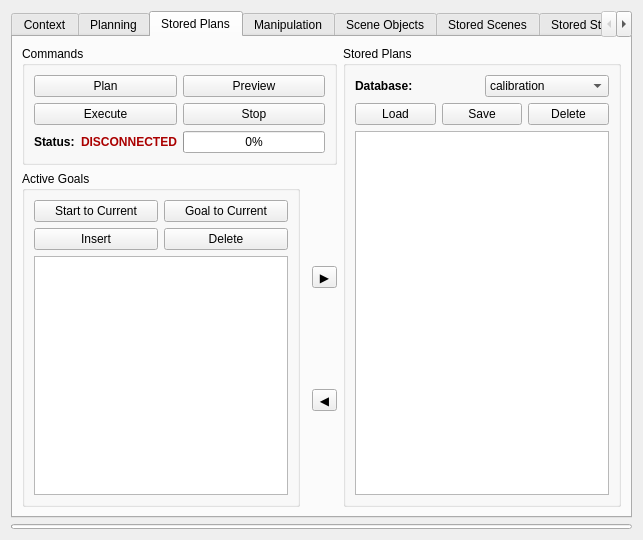
This is visualization/motion_planning_rviz_plugin/src/ui/motion_planning_rviz_plugin_frame.ui in ehuang3/moveit_ros as Qt 5 draws it before an edit. The edited form follows.
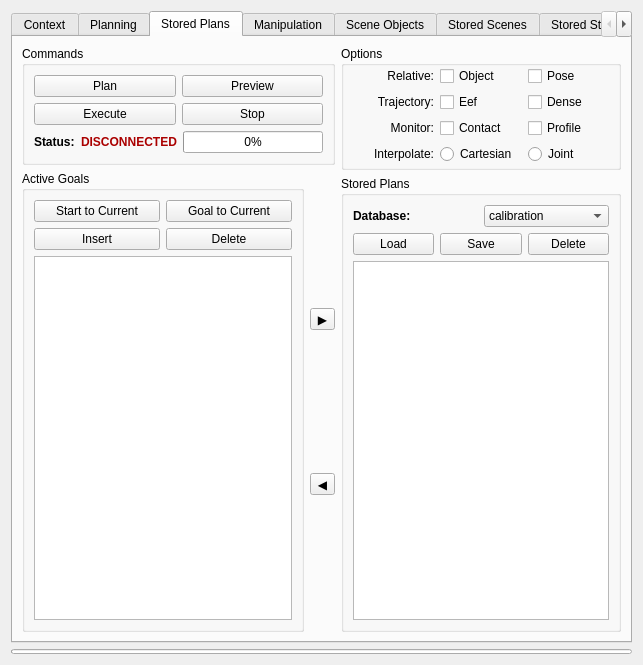
This is the edited form.

Commit message: Add options to stored plans UI

```diff
--- a/visualization/motion_planning_rviz_plugin/src/ui/motion_planning_rviz_plugin_frame.ui
+++ b/visualization/motion_planning_rviz_plugin/src/ui/motion_planning_rviz_plugin_frame.ui
@@ -7,7 +7,7 @@
     <x>0</x>
     <y>0</y>
     <width>643</width>
-    <height>540</height>
+    <height>665</height>
    </rect>
   </property>
   <property name="windowTitle">
@@ -702,11 +702,12 @@
        <string>Stored Plans</string>
       </attribute>
       <layout class="QGridLayout" name="gridLayout_19">
-       <item row="1" column="0" rowspan="2">
-        <layout class="QVBoxLayout" name="verticalLayout_14">
-         <item>
-          <layout class="QHBoxLayout" name="horizontalLayout_19">
-           <item>
+       <item row="0" column="0" rowspan="4">
+        <layout class="QGridLayout" name="gridLayout_22">
+         <property name="verticalSpacing">
+          <number>-1</number>
+         </property>
+         <item row="1" column="0">
             <widget class="QGroupBox" name="groupBox_18">
              <property name="title">
               <string>Active Goals</string>
@@ -716,6 +717,12 @@
                <layout class="QGridLayout" name="gridLayout_20">
                 <item row="1" column="1">
                  <widget class="QPushButton" name="goal_to_current_button">
+                <property name="sizePolicy">
+                 <sizepolicy hsizetype="Preferred" vsizetype="Fixed">
+                  <horstretch>0</horstretch>
+                  <verstretch>0</verstretch>
+                 </sizepolicy>
+                </property>
                   <property name="text">
                    <string>Goal to Current</string>
                   </property>
@@ -723,6 +730,12 @@
                 </item>
                 <item row="1" column="0">
                  <widget class="QPushButton" name="start_to_current_button">
+                <property name="sizePolicy">
+                 <sizepolicy hsizetype="Preferred" vsizetype="Fixed">
+                  <horstretch>0</horstretch>
+                  <verstretch>0</verstretch>
+                 </sizepolicy>
+                </property>
                   <property name="text">
                    <string>Start to Current</string>
                   </property>
@@ -730,6 +743,12 @@
                 </item>
                 <item row="2" column="0">
                  <widget class="QPushButton" name="push_button">
+                <property name="sizePolicy">
+                 <sizepolicy hsizetype="Preferred" vsizetype="Fixed">
+                  <horstretch>0</horstretch>
+                  <verstretch>0</verstretch>
+                 </sizepolicy>
+                </property>
                   <property name="text">
                    <string>Insert</string>
                   </property>
@@ -737,6 +756,12 @@
                 </item>
                 <item row="2" column="1">
                  <widget class="QPushButton" name="pop_button">
+                <property name="sizePolicy">
+                 <sizepolicy hsizetype="Preferred" vsizetype="Fixed">
+                  <horstretch>0</horstretch>
+                  <verstretch>0</verstretch>
+                 </sizepolicy>
+                </property>
                   <property name="text">
                    <string>Delete</string>
                   </property>
@@ -770,122 +795,15 @@
              </layout>
             </widget>
            </item>
-          </layout>
-         </item>
-        </layout>
-       </item>
-       <item row="0" column="3" rowspan="3">
-        <layout class="QVBoxLayout" name="verticalLayout_15">
-         <item>
-          <widget class="QGroupBox" name="groupBox_19">
-           <property name="title">
-            <string>Stored Plans</string>
+         <item row="1" column="1">
+          <layout class="QGridLayout" name="gridLayout_21">
+           <property name="sizeConstraint">
+            <enum>QLayout::SetDefaultConstraint</enum>
            </property>
-           <layout class="QVBoxLayout" name="verticalLayout_16">
-            <item>
-             <layout class="QHBoxLayout" name="horizontalLayout_17">
-              <item>
-               <widget class="QLabel" name="label_15">
-                <property name="sizePolicy">
-                 <sizepolicy hsizetype="Preferred" vsizetype="Preferred">
-                  <horstretch>0</horstretch>
-                  <verstretch>0</verstretch>
-                 </sizepolicy>
-                </property>
-                <property name="font">
-                 <font>
-                  <weight>75</weight>
-                  <italic>false</italic>
-                  <bold>true</bold>
-                 </font>
-                </property>
-                <property name="layoutDirection">
-                 <enum>Qt::LeftToRight</enum>
-                </property>
-                <property name="text">
-                 <string>Database:</string>
-                </property>
-                <property name="alignment">
-                 <set>Qt::AlignLeading|Qt::AlignLeft|Qt::AlignVCenter</set>
-                </property>
-               </widget>
-              </item>
-              <item>
-               <widget class="QComboBox" name="comboBox">
-                <item>
-                 <property name="text">
-                  <string>calibration</string>
-                 </property>
-                </item>
-                <item>
-                 <property name="text">
-                  <string>library</string>
-                 </property>
-                </item>
-               </widget>
-              </item>
-             </layout>
-            </item>
-            <item>
-             <layout class="QHBoxLayout" name="horizontalLayout_13">
-              <item>
-               <widget class="QPushButton" name="load_plans_button">
-                <property name="text">
-                 <string>Load</string>
-                </property>
-               </widget>
-              </item>
-              <item>
-               <widget class="QPushButton" name="save_plans_button">
-                <property name="text">
-                 <string>Save</string>
-                </property>
-               </widget>
-              </item>
-              <item>
-               <widget class="QPushButton" name="pushButton">
-                <property name="text">
-                 <string>Delete</string>
-                </property>
-               </widget>
-              </item>
-             </layout>
-            </item>
-            <item>
-             <widget class="QTreeWidget" name="stored_plans_tree">
-              <property name="dragEnabled">
-               <bool>true</bool>
-              </property>
-              <property name="dragDropMode">
-               <enum>QAbstractItemView::DragDrop</enum>
-              </property>
-              <property name="defaultDropAction">
-               <enum>Qt::MoveAction</enum>
-              </property>
-              <property name="headerHidden">
-               <bool>true</bool>
-              </property>
-              <attribute name="headerVisible">
-               <bool>false</bool>
-              </attribute>
-              <column>
-               <property name="text">
-                <string notr="true">1</string>
-               </property>
-              </column>
-             </widget>
-            </item>
-           </layout>
-          </widget>
-         </item>
-        </layout>
-       </item>
-       <item row="1" column="2" rowspan="2">
-        <layout class="QVBoxLayout" name="verticalLayout_13">
-         <item>
+           <item row="0" column="0">
           <widget class="QToolButton" name="active_to_stored_button">
            <property name="sizePolicy">
-            <sizepolicy hsizetype="Fixed" vsizetype="Fixed">
+              <sizepolicy hsizetype="Preferred" vsizetype="Fixed">
              <horstretch>0</horstretch>
              <verstretch>0</verstretch>
             </sizepolicy>
@@ -901,8 +819,14 @@
            </property>
           </widget>
          </item>
-         <item>
+           <item row="1" column="0">
           <widget class="QToolButton" name="stored_to_active_button">
+             <property name="sizePolicy">
+              <sizepolicy hsizetype="Preferred" vsizetype="Fixed">
+               <horstretch>0</horstretch>
+               <verstretch>0</verstretch>
+              </sizepolicy>
+             </property>
            <property name="text">
             <string>◀</string>
            </property>
@@ -910,7 +834,7 @@
          </item>
         </layout>
        </item>
-       <item row="0" column="0" colspan="3">
+         <item row="0" column="0" colspan="2">
         <widget class="QGroupBox" name="groupBox_21">
          <property name="sizePolicy">
           <sizepolicy hsizetype="Preferred" vsizetype="Fixed">
@@ -926,6 +850,12 @@
            <layout class="QGridLayout" name="gridLayout_18">
             <item row="4" column="1">
              <widget class="QPushButton" name="stop_button">
+                <property name="sizePolicy">
+                 <sizepolicy hsizetype="Preferred" vsizetype="Fixed">
+                  <horstretch>0</horstretch>
+                  <verstretch>0</verstretch>
+                 </sizepolicy>
+                </property>
               <property name="text">
                <string>Stop</string>
               </property>
@@ -933,6 +863,12 @@
             </item>
             <item row="4" column="0">
              <widget class="QPushButton" name="execute_button_2">
+                <property name="sizePolicy">
+                 <sizepolicy hsizetype="Preferred" vsizetype="Fixed">
+                  <horstretch>0</horstretch>
+                  <verstretch>0</verstretch>
+                 </sizepolicy>
+                </property>
               <property name="text">
                <string>Execute</string>
               </property>
@@ -940,6 +876,12 @@
             </item>
             <item row="2" column="1">
              <widget class="QPushButton" name="preview_button">
+                <property name="sizePolicy">
+                 <sizepolicy hsizetype="Preferred" vsizetype="Fixed">
+                  <horstretch>0</horstretch>
+                  <verstretch>0</verstretch>
+                 </sizepolicy>
+                </property>
               <property name="text">
                <string>Preview</string>
               </property>
@@ -947,6 +889,12 @@
             </item>
             <item row="2" column="0">
              <widget class="QPushButton" name="plan_button_2">
+                <property name="sizePolicy">
+                 <sizepolicy hsizetype="Preferred" vsizetype="Fixed">
+                  <horstretch>0</horstretch>
+                  <verstretch>0</verstretch>
+                 </sizepolicy>
+                </property>
               <property name="text">
                <string>Plan</string>
               </property>
@@ -1023,6 +971,299 @@
           </item>
          </layout>
         </widget>
+         </item>
+        </layout>
+       </item>
+       <item row="0" column="1" rowspan="4" colspan="2">
+        <layout class="QGridLayout" name="gridLayout_23">
+         <item row="0" column="0">
+          <widget class="QGroupBox" name="groupBox_20">
+           <property name="title">
+            <string>Options</string>
+           </property>
+           <layout class="QVBoxLayout" name="verticalLayout_13">
+            <property name="spacing">
+             <number>-1</number>
+            </property>
+            <property name="leftMargin">
+             <number>9</number>
+            </property>
+            <property name="topMargin">
+             <number>0</number>
+            </property>
+            <property name="bottomMargin">
+             <number>3</number>
+            </property>
+            <item>
+             <layout class="QHBoxLayout" name="horizontalLayout_19">
+              <item>
+               <widget class="QLabel" name="label_19">
+                <property name="sizePolicy">
+                 <sizepolicy hsizetype="Preferred" vsizetype="Fixed">
+                  <horstretch>0</horstretch>
+                  <verstretch>0</verstretch>
+                 </sizepolicy>
+                </property>
+                <property name="font">
+                 <font>
+                  <weight>50</weight>
+                  <italic>false</italic>
+                  <bold>false</bold>
+                 </font>
+                </property>
+                <property name="text">
+                 <string>Relative:</string>
+                </property>
+                <property name="alignment">
+                 <set>Qt::AlignRight|Qt::AlignTrailing|Qt::AlignVCenter</set>
+                </property>
+               </widget>
+              </item>
+              <item>
+               <widget class="QCheckBox" name="checkBox_5">
+                <property name="text">
+                 <string>Object</string>
+                </property>
+               </widget>
+              </item>
+              <item>
+               <widget class="QCheckBox" name="checkBox">
+                <property name="sizePolicy">
+                 <sizepolicy hsizetype="Minimum" vsizetype="Fixed">
+                  <horstretch>0</horstretch>
+                  <verstretch>0</verstretch>
+                 </sizepolicy>
+                </property>
+                <property name="text">
+                 <string>Pose</string>
+                </property>
+               </widget>
+              </item>
+             </layout>
+            </item>
+            <item>
+             <layout class="QHBoxLayout" name="horizontalLayout_10">
+              <property name="leftMargin">
+               <number>0</number>
+              </property>
+              <item>
+               <widget class="QLabel" name="label_16">
+                <property name="sizePolicy">
+                 <sizepolicy hsizetype="Preferred" vsizetype="Fixed">
+                  <horstretch>0</horstretch>
+                  <verstretch>0</verstretch>
+                 </sizepolicy>
+                </property>
+                <property name="font">
+                 <font>
+                  <italic>false</italic>
+                 </font>
+                </property>
+                <property name="text">
+                 <string>Trajectory:</string>
+                </property>
+                <property name="alignment">
+                 <set>Qt::AlignRight|Qt::AlignTrailing|Qt::AlignVCenter</set>
+                </property>
+               </widget>
+              </item>
+              <item>
+               <widget class="QCheckBox" name="checkBox_3">
+                <property name="text">
+                 <string>Eef</string>
+                </property>
+               </widget>
+              </item>
+              <item>
+               <widget class="QCheckBox" name="checkBox_2">
+                <property name="text">
+                 <string>Dense</string>
+                </property>
+               </widget>
+              </item>
+             </layout>
+            </item>
+            <item>
+             <layout class="QHBoxLayout" name="horizontalLayout_16">
+              <property name="spacing">
+               <number>-1</number>
+              </property>
+              <item>
+               <widget class="QLabel" name="label_20">
+                <property name="sizePolicy">
+                 <sizepolicy hsizetype="Preferred" vsizetype="Fixed">
+                  <horstretch>0</horstretch>
+                  <verstretch>0</verstretch>
+                 </sizepolicy>
+                </property>
+                <property name="font">
+                 <font>
+                  <italic>false</italic>
+                 </font>
+                </property>
+                <property name="text">
+                 <string>Monitor:</string>
+                </property>
+                <property name="alignment">
+                 <set>Qt::AlignRight|Qt::AlignTrailing|Qt::AlignVCenter</set>
+                </property>
+               </widget>
+              </item>
+              <item>
+               <widget class="QCheckBox" name="checkBox">
+                <property name="text">
+                 <string>Contact</string>
+                </property>
+               </widget>
+              </item>
+              <item>
+               <widget class="QCheckBox" name="checkBox_4">
+                <property name="text">
+                 <string>Profile</string>
+                </property>
+               </widget>
+              </item>
+             </layout>
+            </item>
+            <item>
+             <layout class="QHBoxLayout" name="horizontalLayout_21">
+              <item>
+               <widget class="QLabel" name="label_21">
+                <property name="font">
+                 <font>
+                  <italic>false</italic>
+                 </font>
+                </property>
+                <property name="text">
+                 <string>Interpolate:</string>
+                </property>
+                <property name="alignment">
+                 <set>Qt::AlignRight|Qt::AlignTrailing|Qt::AlignVCenter</set>
+                </property>
+               </widget>
+              </item>
+              <item>
+               <widget class="QRadioButton" name="radioButton_6">
+                <property name="text">
+                 <string>Cartesian</string>
+                </property>
+               </widget>
+              </item>
+              <item>
+               <widget class="QRadioButton" name="radioButton_7">
+                <property name="text">
+                 <string>Joint</string>
+                </property>
+               </widget>
+              </item>
+             </layout>
+            </item>
+           </layout>
+          </widget>
+         </item>
+         <item row="1" column="0">
+          <widget class="QGroupBox" name="groupBox_19">
+           <property name="title">
+            <string>Stored Plans</string>
+           </property>
+           <layout class="QVBoxLayout" name="verticalLayout_16">
+            <item>
+             <layout class="QHBoxLayout" name="horizontalLayout_17">
+              <item>
+               <widget class="QLabel" name="label_15">
+                <property name="sizePolicy">
+                 <sizepolicy hsizetype="Preferred" vsizetype="Preferred">
+                  <horstretch>0</horstretch>
+                  <verstretch>0</verstretch>
+                 </sizepolicy>
+                </property>
+                <property name="font">
+                 <font>
+                  <weight>75</weight>
+                  <italic>false</italic>
+                  <bold>true</bold>
+                 </font>
+                </property>
+                <property name="layoutDirection">
+                 <enum>Qt::LeftToRight</enum>
+                </property>
+                <property name="text">
+                 <string>Database:</string>
+                </property>
+                <property name="alignment">
+                 <set>Qt::AlignLeading|Qt::AlignLeft|Qt::AlignVCenter</set>
+                </property>
+               </widget>
+              </item>
+              <item>
+               <widget class="QComboBox" name="comboBox">
+                <item>
+                 <property name="text">
+                  <string>calibration</string>
+                 </property>
+                </item>
+                <item>
+                 <property name="text">
+                  <string>library</string>
+                 </property>
+                </item>
+               </widget>
+              </item>
+             </layout>
+            </item>
+            <item>
+             <layout class="QHBoxLayout" name="horizontalLayout_13">
+              <item>
+               <widget class="QPushButton" name="load_plans_button">
+                <property name="text">
+                 <string>Load</string>
+                </property>
+               </widget>
+              </item>
+              <item>
+               <widget class="QPushButton" name="save_plans_button">
+                <property name="text">
+                 <string>Save</string>
+                </property>
+               </widget>
+              </item>
+              <item>
+               <widget class="QPushButton" name="pushButton">
+                <property name="text">
+                 <string>Delete</string>
+                </property>
+               </widget>
+              </item>
+             </layout>
+            </item>
+            <item>
+             <widget class="QTreeWidget" name="stored_plans_tree">
+              <property name="dragEnabled">
+               <bool>true</bool>
+              </property>
+              <property name="dragDropMode">
+               <enum>QAbstractItemView::DragDrop</enum>
+              </property>
+              <property name="defaultDropAction">
+               <enum>Qt::MoveAction</enum>
+              </property>
+              <property name="headerHidden">
+               <bool>true</bool>
+              </property>
+              <attribute name="headerVisible">
+               <bool>false</bool>
+              </attribute>
+              <column>
+               <property name="text">
+                <string notr="true">1</string>
+               </property>
+              </column>
+             </widget>
+            </item>
+           </layout>
+          </widget>
+         </item>
+        </layout>
        </item>
       </layout>
      </widget>
```
Left out of the diff: 4 changed lines with no effect on the pictures. Lines whose indentation alone changed are shown as unchanged.
